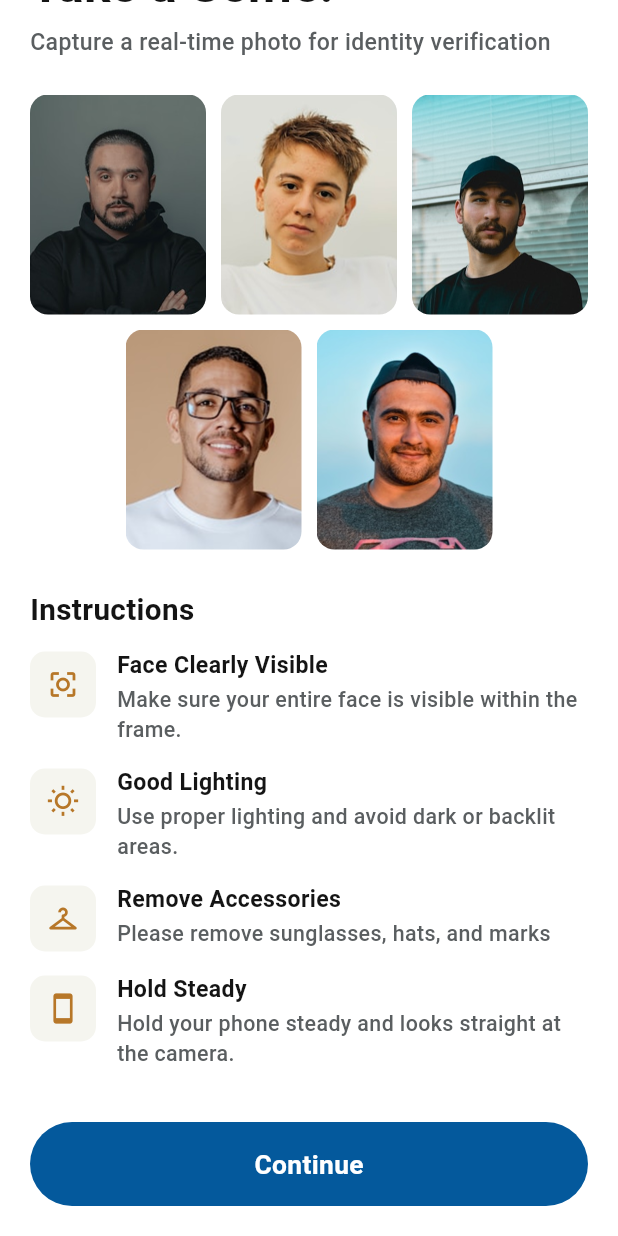
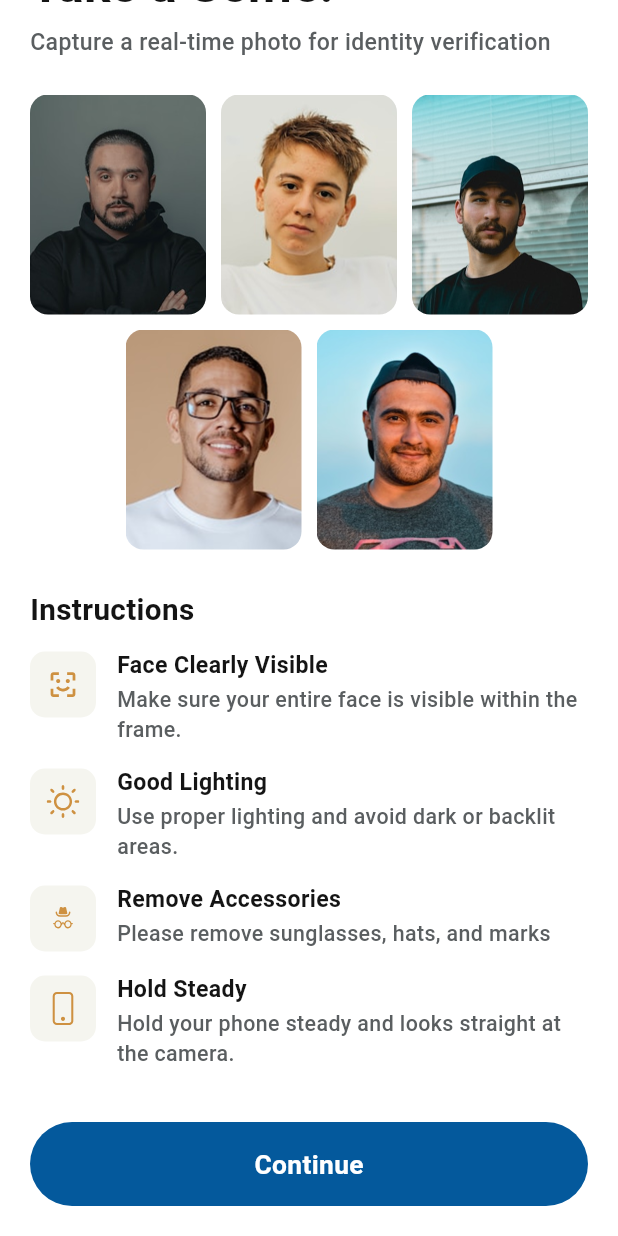
Before and after one commit to SHIDULPP/driveforme_driver, a Flutter app: the SelfieScreen screen opened by its route, scrolled down 125 dp, on a phone screen of 412 x 824 dp. Run offline on Flutter 3.47's test engine with Material 3 defaults, Android fonts, the light colour scheme and no system bars; our stand-ins replace file_picker, flutter_dotenv, flutter_riverpod, flutter_secure_storage, flutter_svg, geocoding and 9 more; missing offline and left inert: razorpay_flutter; accounts and stored records are empty; Roboto replaces fonts that are missing (ClashGrotesk).

Commit message:
changed the icons in selfie page

```diff
--- a/lib/src/interfaces/onboarding/live_photo/selfie_screen.dart
+++ b/lib/src/interfaces/onboarding/live_photo/selfie_screen.dart
@@ -4,6 +4,7 @@ import 'package:driveforme_driver/src/data/constants/style_constans.dart';
 import 'package:driveforme_driver/src/interfaces/components/appbackbutton.dart';
 import 'package:driveforme_driver/src/interfaces/components/primarybutton.dart';
 import 'package:flutter/material.dart';
+import 'package:flutter_svg/flutter_svg.dart';
 
 const _kExamplePhotos = [
   'assets/pngs/person1.png',
@@ -55,28 +56,28 @@ class SelfieScreen extends StatelessWidget {
                     Text('Instructions', style: kTripSectionTitleSB),
                     const SizedBox(height: 16),
                     const _InstructionItem(
-                      icon: Icons.center_focus_strong_outlined,
+                      iconPath: 'assets/svgs/facevisible.svg',
                       title: 'Face Clearly Visible',
                       description:
                           'Make sure your entire face is visible within the frame.',
                     ),
                     const SizedBox(height: 16),
                     const _InstructionItem(
-                      icon: Icons.wb_sunny_outlined,
+                      iconPath: 'assets/svgs/goodlighting.svg',
                       title: 'Good Lighting',
                       description:
                           'Use proper lighting and avoid dark or backlit areas.',
                     ),
                     const SizedBox(height: 16),
                     const _InstructionItem(
-                      icon: Icons.checkroom_outlined,
+                      iconPath: 'assets/svgs/removeaccessories.svg',
                       title: 'Remove Accessories',
                       description:
                           'Please remove sunglasses, hats, and marks',
                     ),
                     const SizedBox(height: 16),
                     const _InstructionItem(
-                      icon: Icons.smartphone_outlined,
+                      iconPath: 'assets/svgs/holdsteady.svg',
                       title: 'Hold Steady',
                       description:
                           'Hold your phone steady and looks straight at the camera.',
@@ -190,12 +191,12 @@ class _GalleryPhoto extends StatelessWidget {
 
 class _InstructionItem extends StatelessWidget {
   const _InstructionItem({
-    required this.icon,
+    required this.iconPath,
     required this.title,
     required this.description,
   });
 
-  final IconData icon;
+  final String iconPath;
   final String title;
   final String description;
 
@@ -211,7 +212,13 @@ class _InstructionItem extends StatelessWidget {
             color: kTripCreamBg,
             borderRadius: BorderRadius.circular(10),
           ),
-          child: Icon(icon, size: 22, color: kGold),
+          child: Center(
+            child: SvgPicture.asset(
+              iconPath,
+              height: 22,
+              width: 22,
+            ),
+          ),
         ),
         const SizedBox(width: 14),
         Expanded(
```
Also changed, not shown: assets/svgs/facevisible.svg (added), assets/svgs/goodlighting.svg (added), assets/svgs/holdsteady.svg (added), assets/svgs/removeaccessories.svg (added).
